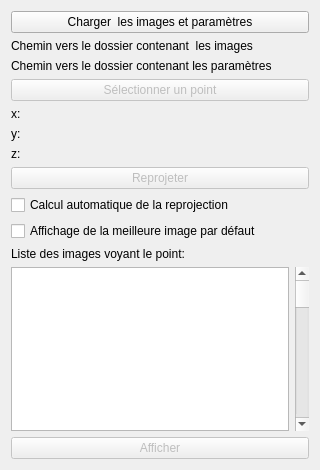
This is q3D2Ddlg.ui in IdeGelis/q3D2D as Qt 5 draws it before an edit. The edited form follows.
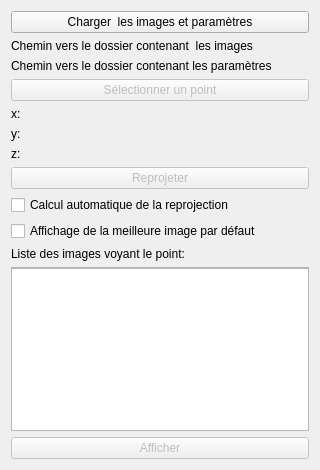
This is the edited form.

Commit message: Reprojection basique ok!

```diff
--- a/q3D2Ddlg.ui
+++ b/q3D2Ddlg.ui
@@ -149,13 +149,30 @@
    <item>
     <layout class="QHBoxLayout" name="horizontalLayout">
      <item>
-      <widget class="QListView" name="listImg"/>
-     </item>
-     <item>
-      <widget class="QScrollBar" name="verticalScrollBar">
-       <property name="orientation">
-        <enum>Qt::Vertical</enum>
+      <widget class="QScrollArea" name="scrollArea">
+       <property name="widgetResizable">
+        <bool>true</bool>
        </property>
+       <widget class="QWidget" name="scrollAreaWidgetContents">
+        <property name="geometry">
+         <rect>
+          <x>0</x>
+          <y>0</y>
+          <width>304</width>
+          <height>179</height>
+         </rect>
+        </property>
+        <widget class="QListWidget" name="listImg">
+         <property name="geometry">
+          <rect>
+           <x>-5</x>
+           <y>0</y>
+           <width>311</width>
+           <height>181</height>
+          </rect>
+         </property>
+        </widget>
+       </widget>
       </widget>
      </item>
     </layout>
```
The commit also changes 1 other file.
